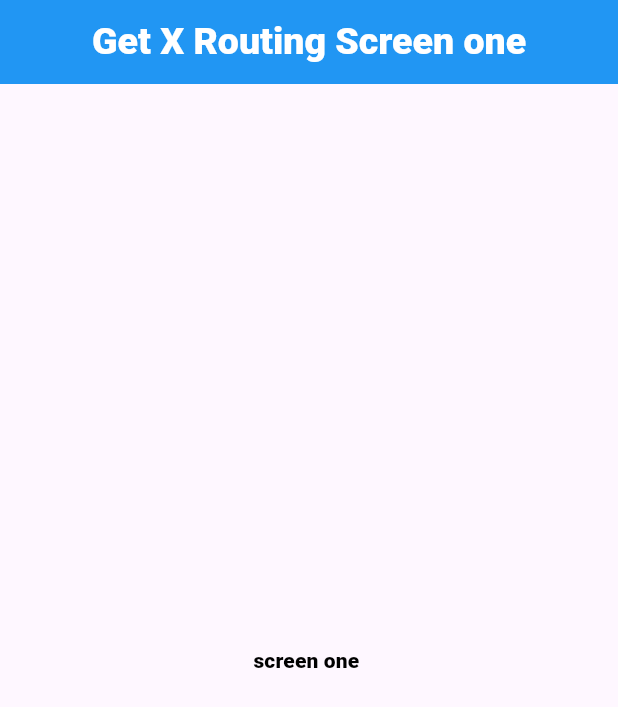
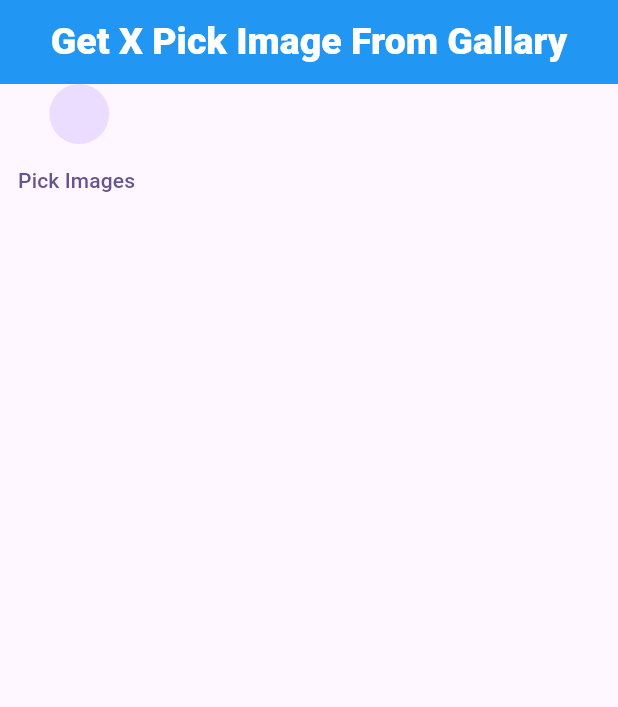
Before and after one commit to reyankhan0342/Get_X_Tutorial, a Flutter app: the screen it shows after launch, on a phone screen of 412 x 824 dp. Shown: the top 707 px of the screen. Run offline on Flutter 3.47's test engine with Material 3 defaults, Android fonts, the phone set to English and light mode, and no system bars; our stand-ins replace get, image_picker.

Commit message:
git x complete state managment

```diff
--- /dev/null
+++ b/lib/getx/state_managment/get_x_controller.dart
@@ -0,0 +1,70 @@
+import 'package:flutter/material.dart';
+import 'package:get/get.dart';
+import 'package:image_picker/image_picker.dart';
+
+class GetController extends GetxController
+{
+  RxInt count =0.obs;
+  RxDouble opicity=0.1.obs;
+  RxBool swichButton=false.obs;
+  void increment(){
+
+    count.value++;
+
+     print('value  '+count.toString());
+  }
+
+  void decrement()
+  {
+    count.value--!=-1;
+    print('decrement  '+count.toString());
+  }
+
+  void clearcount()
+  {
+    count.value=0;
+    print('clear  '+count.toString());
+  }
+
+  void opicityExample(value)
+  {
+    opicity.value=value;
+
+  }
+
+  switchButton(value)
+  {
+    swichButton.value=value;
+  }
+
+
+  /// favrite list
+
+ RxList<String> FruitList=['apple','orange','mango','banana',].obs;
+  RxList<dynamic> TempraryList=[].obs;
+
+   addToList(value)
+  {
+    TempraryList.add(value);
+    print(" tempary list add${TempraryList.length}");
+  }
+
+
+  removeToList(index)
+  {
+    TempraryList.remove(index);
+    print(" tempary list add${TempraryList.length}");
+  }
+
+  RxString imagePath=''.obs;
+ Future PickImage()async
+  {
+    ImagePicker imagePicker=ImagePicker();
+     final image=await imagePicker.pickImage(source: ImageSource.camera);
+     if(image!=null)
+       {
+         imagePath.value=image.toString();
+       }
+
+  }
+}
--- /dev/null
+++ b/lib/getx/state_managment/pick_image.dart
@@ -0,0 +1,44 @@
+// ignore_for_file: prefer_const_constructors, unnecessary_import, avoid_print
+
+import 'dart:io';
+
+import 'package:flutter/material.dart';
+import 'package:get/get.dart';
+import 'package:get/route_manager.dart';
+
+import 'get_x_controller.dart';
+
+class pickImage extends StatelessWidget {
+  pickImage({super.key, });
+  final GetController controller=Get.put(GetController());
+  @override
+  Widget build(BuildContext context) {
+    print('build');
+    return Scaffold(
+      appBar: AppBar(
+        centerTitle: true,
+        backgroundColor: Colors.blue,
+        title: const Text('Get X Pick Image From Gallary',style: TextStyle(
+          color: Colors.white,
+          fontSize: 25,
+          fontWeight: FontWeight.w800,
+        ),),
+      ),
+      body: Column(
+          children: [
+
+
+             CircleAvatar(
+               backgroundImage:
+               controller.imagePath.isNotEmpty?FileImage(File(controller.imagePath.toString())):null
+             ),
+
+
+              TextButton(onPressed: (){
+                controller.PickImage();
+              }, child:Text('Pick Images ') ),
+          ]
+      ),
+    );
+  }
+}
--- a/lib/getx/get _X_routing/getx_routing.dart
+++ b/lib/getx/utility/get _X_routing/getx_routing.dart
@@ -1,6 +1,6 @@
 import 'package:flutter/material.dart';
 import 'package:get/get.dart';
-import 'package:get_x_course/getx/get%20_X_routing/screen_two.dart';
+
 
 class GetXRouting extends StatelessWidget {
   const GetXRouting({super.key});
--- a/lib/getx/snak_screen.dart
+++ b/lib/getx/utility/snak_screen.dart
@@ -21,8 +21,9 @@ class SnakScreen extends StatelessWidget {
           ),
           ),
         ),
-      body: const Column(
+      body:  Column(
         children: [
+
 
         ],
       ),
--- a/lib/main.dart
+++ b/lib/main.dart
@@ -1,10 +1,15 @@
 import 'package:flutter/material.dart';
 import 'package:get/get.dart';
-import 'package:get_x_course/getx/snak_screen.dart';
+import 'package:get_x_course/getx/state_managment/counter_get_x.dart';
+import 'package:get_x_course/getx/state_managment/favrite_list.dart';
+import 'package:get_x_course/getx/state_managment/opicity_example.dart';
+import 'package:get_x_course/getx/state_managment/pick_image.dart';
+import 'package:get_x_course/getx/state_managment/swich_button.dart';
+import 'package:get_x_course/getx/utility/snak_screen.dart';
 
-import 'getx/dark_light_mod.dart';
-import 'getx/get _X_routing/getx_routing.dart';
-import 'getx/get _X_routing/screen_two.dart';
+import 'getx/utility/dark_light_mod.dart';
+import 'getx/utility/get _X_routing/getx_routing.dart';
+import 'getx/utility/get _X_routing/screen_two.dart';
 
 void main() {
   runApp(const MyApp());
@@ -16,6 +21,7 @@ class MyApp extends StatelessWidget {
   // This widget is the root of your application.
   @override
   Widget build(BuildContext context) {
+    print('build '+ " =====>>>");
     return GetMaterialApp(
       debugShowCheckedModeBanner: false,
       title: 'Flutter Demo',
@@ -24,7 +30,7 @@ class MyApp extends StatelessWidget {
         colorScheme: ColorScheme.fromSeed(seedColor: Colors.deepPurple),
         useMaterial3: true,
       ),
-      home:GetXRouting(),
+      home:pickImage(),
       getPages: [
         GetPage(name: '/GetXRouting', page: ()=>GetXRouting()),
         GetPage(name: '/ScreenTwo', page: ()=>ScreenTwo()),
--- a/pubspec.yaml
+++ b/pubspec.yaml
@@ -36,6 +36,7 @@ dependencies:
   # Use with the CupertinoIcons class for iOS style icons.
   cupertino_icons: ^1.0.2
   get: ^4.6.6
+  image_picker: ^1.0.5
 
 dev_dependencies:
   flutter_test:
```
Also changed, not shown: lib/getx/state_managment/counter_get_x.dart (added, +69 -0 lines), lib/getx/state_managment/favrite_list.dart (added, +73 -0 lines), lib/getx/state_managment/opicity_example.dart (added, +47 -0 lines), lib/getx/state_managment/swich_button.dart (added, +37 -0 lines), lib/getx/utility/dark_light_mod.dart (renamed from lib/getx/dark_light_mod.dart), lib/getx/utility/get _X_routing/screen_two.dart (renamed from lib/getx/get _X_routing/screen_two.dart), pubspec.lock, 11 other files.
